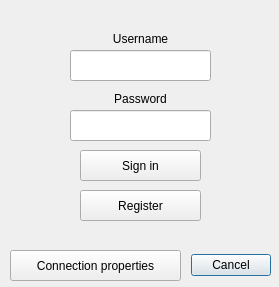
Above: ChatAuthWindow.ui from group93492/chat-client before the change. Below: the same form after it.
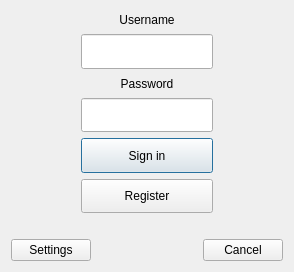
That is the form after the change.

Commit message: Added layouts on AuthWindow

Diff of the .ui file:
```diff
--- a/ChatAuthWindow.ui
+++ b/ChatAuthWindow.ui
@@ -6,8 +6,8 @@
    <rect>
     <x>0</x>
     <y>0</y>
-    <width>279</width>
-    <height>287</height>
+    <width>294</width>
+    <height>272</height>
    </rect>
   </property>
   <property name="minimumSize">
@@ -18,40 +18,94 @@
   </property>
   <property name="maximumSize">
    <size>
-    <width>300</width>
-    <height>300</height>
+    <width>16777215</width>
+    <height>16777215</height>
    </size>
   </property>
   <property name="windowTitle">
    <string>Welcome!</string>
   </property>
-  <widget class="QDialogButtonBox" name="buttonBox">
-   <property name="enabled">
-    <bool>true</bool>
-   </property>
-   <property name="geometry">
-    <rect>
-     <x>190</x>
-     <y>250</y>
-     <width>81</width>
-     <height>31</height>
-    </rect>
-   </property>
-   <property name="orientation">
-    <enum>Qt::Horizontal</enum>
-   </property>
-   <property name="standardButtons">
-    <set>QDialogButtonBox::Cancel</set>
-   </property>
-  </widget>
+  <layout class="QVBoxLayout" name="verticalLayout_2">
+   <item>
+    <layout class="QVBoxLayout" name="verticalLayout" stretch="1,2,1,2,2,2,0,2">
+     <item>
+      <layout class="QHBoxLayout" name="horizontalLayout_7">
+       <item>
+        <widget class="QLabel" name="usernameLbl">
+         <property name="maximumSize">
+          <size>
+           <width>16777215</width>
+           <height>20</height>
+          </size>
+         </property>
+         <property name="text">
+          <string>Username</string>
+         </property>
+         <property name="alignment">
+          <set>Qt::AlignCenter</set>
+         </property>
+        </widget>
+       </item>
+      </layout>
+     </item>
+     <item>
+      <layout class="QHBoxLayout" name="horizontalLayout_6">
+       <property name="leftMargin">
+        <number>70</number>
+       </property>
+       <property name="rightMargin">
+        <number>70</number>
+       </property>
+       <item>
+        <widget class="QLineEdit" name="usernameEdit">
+         <property name="sizePolicy">
+          <sizepolicy hsizetype="Expanding" vsizetype="Expanding">
+           <horstretch>0</horstretch>
+           <verstretch>0</verstretch>
+          </sizepolicy>
+         </property>
+         <property name="text">
+          <string/>
+         </property>
+        </widget>
+       </item>
+      </layout>
+     </item>
+     <item>
+      <layout class="QHBoxLayout" name="horizontalLayout_5">
+       <item>
+        <widget class="QLabel" name="passwordLbl">
+         <property name="maximumSize">
+          <size>
+           <width>16777215</width>
+           <height>20</height>
+          </size>
+         </property>
+         <property name="text">
+          <string>Password</string>
+         </property>
+         <property name="alignment">
+          <set>Qt::AlignCenter</set>
+         </property>
+        </widget>
+       </item>
+      </layout>
+     </item>
+     <item>
+      <layout class="QHBoxLayout" name="horizontalLayout_4">
+       <property name="leftMargin">
+        <number>70</number>
+       </property>
+       <property name="rightMargin">
+        <number>70</number>
+       </property>
+       <item>
   <widget class="QLineEdit" name="passwordEdit">
-   <property name="geometry">
-    <rect>
-     <x>70</x>
-     <y>110</y>
-     <width>141</width>
-     <height>31</height>
-    </rect>
+         <property name="sizePolicy">
+          <sizepolicy hsizetype="Expanding" vsizetype="Expanding">
+           <horstretch>0</horstretch>
+           <verstretch>0</verstretch>
+          </sizepolicy>
    </property>
    <property name="inputMask">
     <string/>
@@ -63,103 +117,96 @@
     <enum>QLineEdit::Password</enum>
    </property>
   </widget>
+       </item>
+      </layout>
+     </item>
+     <item>
+      <layout class="QHBoxLayout" name="horizontalLayout_3">
+       <property name="leftMargin">
+        <number>70</number>
+       </property>
+       <property name="rightMargin">
+        <number>70</number>
+       </property>
+       <item>
   <widget class="QPushButton" name="connectButton">
-   <property name="geometry">
-    <rect>
-     <x>80</x>
-     <y>150</y>
-     <width>121</width>
-     <height>31</height>
-    </rect>
+         <property name="sizePolicy">
+          <sizepolicy hsizetype="Minimum" vsizetype="Expanding">
+           <horstretch>0</horstretch>
+           <verstretch>0</verstretch>
+          </sizepolicy>
    </property>
    <property name="text">
     <string>Sign in</string>
    </property>
   </widget>
-  <widget class="QLabel" name="usernameLbl">
-   <property name="geometry">
-    <rect>
-     <x>70</x>
-     <y>30</y>
-     <width>141</width>
-     <height>17</height>
-    </rect>
-   </property>
-   <property name="text">
-    <string>Username</string>
-   </property>
-   <property name="alignment">
-    <set>Qt::AlignCenter</set>
-   </property>
-  </widget>
-  <widget class="QLineEdit" name="usernameEdit">
-   <property name="geometry">
-    <rect>
-     <x>70</x>
-     <y>50</y>
-     <width>141</width>
-     <height>31</height>
-    </rect>
-   </property>
-   <property name="text">
-    <string/>
-   </property>
-  </widget>
-  <widget class="QLabel" name="passwordLbl">
-   <property name="geometry">
-    <rect>
-     <x>70</x>
-     <y>90</y>
-     <width>141</width>
-     <height>17</height>
-    </rect>
-   </property>
-   <property name="text">
-    <string>Password</string>
-   </property>
-   <property name="alignment">
-    <set>Qt::AlignCenter</set>
-   </property>
-  </widget>
-  <widget class="QPushButton" name="propertiesButton">
-   <property name="geometry">
-    <rect>
-     <x>10</x>
-     <y>250</y>
-     <width>171</width>
-     <height>31</height>
-    </rect>
-   </property>
-   <property name="text">
-    <string>Connection properties</string>
-   </property>
-  </widget>
+       </item>
+      </layout>
+     </item>
+     <item>
+      <layout class="QHBoxLayout" name="horizontalLayout_2">
+       <property name="leftMargin">
+        <number>70</number>
+       </property>
+       <property name="rightMargin">
+        <number>70</number>
+       </property>
+       <item>
   <widget class="QPushButton" name="registerButton">
-   <property name="geometry">
-    <rect>
-     <x>80</x>
-     <y>190</y>
-     <width>121</width>
-     <height>31</height>
-    </rect>
+         <property name="sizePolicy">
+          <sizepolicy hsizetype="Minimum" vsizetype="Expanding">
+           <horstretch>0</horstretch>
+           <verstretch>0</verstretch>
+          </sizepolicy>
    </property>
    <property name="text">
     <string>Register</string>
    </property>
   </widget>
+       </item>
+      </layout>
+     </item>
+     <item>
+      <layout class="QHBoxLayout" name="horizontalLayout_8">
+       <item>
   <widget class="QLabel" name="infLabel">
-   <property name="geometry">
-    <rect>
-     <x>20</x>
-     <y>220</y>
-     <width>241</width>
-     <height>16</height>
-    </rect>
-   </property>
    <property name="text">
     <string/>
    </property>
   </widget>
+       </item>
+      </layout>
+     </item>
+     <item>
+      <layout class="QHBoxLayout" name="horizontalLayout">
+       <item>
+        <widget class="QPushButton" name="propertiesButton">
+         <property name="text">
+          <string>Settings</string>
+         </property>
+        </widget>
+       </item>
+       <item>
+        <widget class="QDialogButtonBox" name="buttonBox">
+         <property name="enabled">
+          <bool>true</bool>
+         </property>
+         <property name="locale">
+          <locale language="Russian" country="RussianFederation"/>
+         </property>
+         <property name="orientation">
+          <enum>Qt::Horizontal</enum>
+         </property>
+         <property name="standardButtons">
+          <set>QDialogButtonBox::Cancel</set>
+         </property>
+        </widget>
+       </item>
+      </layout>
+     </item>
+    </layout>
+   </item>
+  </layout>
  </widget>
  <tabstops>
   <tabstop>usernameEdit</tabstop>
```
Lines whose indentation alone changed are shown as unchanged.
